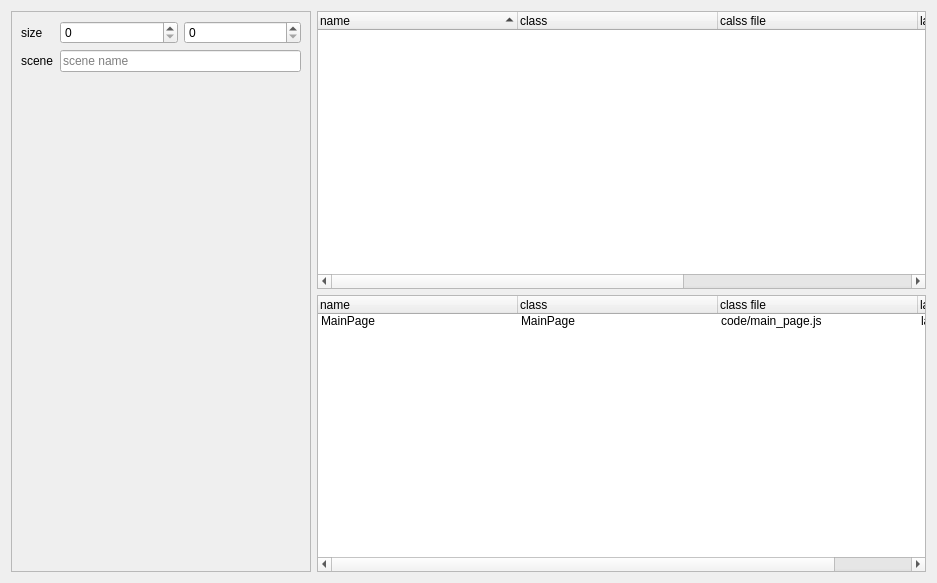
Above: n_config_widget.ui from h13i32maru/navyjs-legacy2 before the change. Below: the same form after it.
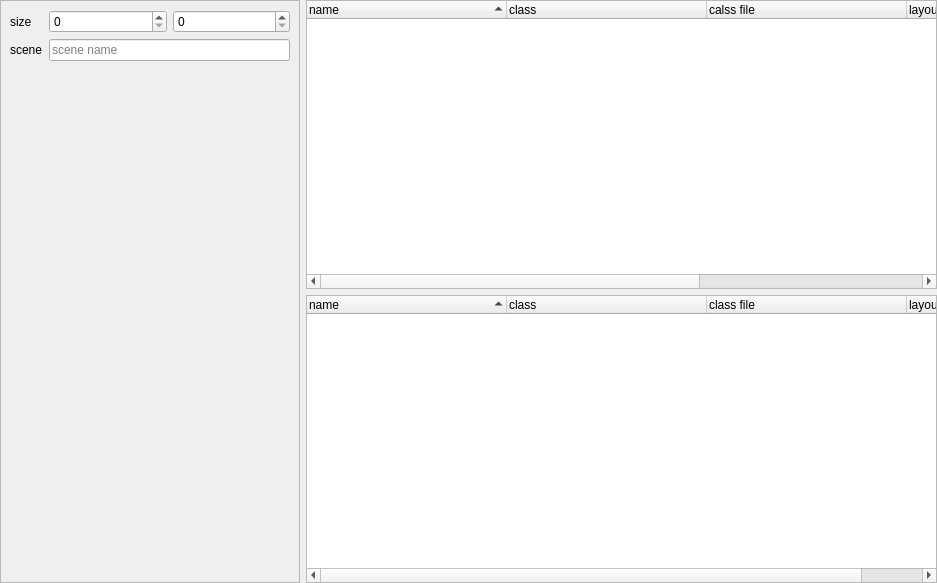
That is the form after the change.

Commit message: page.jsonの編集を実装

```diff
--- a/n_config_widget.ui
+++ b/n_config_widget.ui
@@ -14,6 +14,18 @@
    <string>Form</string>
   </property>
   <layout class="QHBoxLayout" name="horizontalLayout">
+   <property name="leftMargin">
+    <number>0</number>
+   </property>
+   <property name="topMargin">
+    <number>0</number>
+   </property>
+   <property name="rightMargin">
+    <number>0</number>
+   </property>
+   <property name="bottomMargin">
+    <number>0</number>
+   </property>
    <item>
     <widget class="QFrame" name="appConfigFrame">
      <property name="sizePolicy">
@@ -179,6 +191,9 @@
        <property name="indentation">
         <number>0</number>
        </property>
+       <property name="sortingEnabled">
+        <bool>true</bool>
+       </property>
        <property name="columnCount">
         <number>4</number>
        </property>
@@ -208,20 +223,6 @@
          <string>layout</string>
         </property>
        </column>
-       <item>
-        <property name="text">
-         <string>MainPage</string>
-        </property>
-        <property name="text">
-         <string>MainPage</string>
-        </property>
-        <property name="text">
-         <string>code/main_page.js</string>
-        </property>
-        <property name="text">
-         <string>layout/main_page.json</string>
-        </property>
-       </item>
       </widget>
      </item>
     </layout>
```
Left out of the diff: 22 changed lines with no effect on the pictures. The commit also changes 6 other files.
